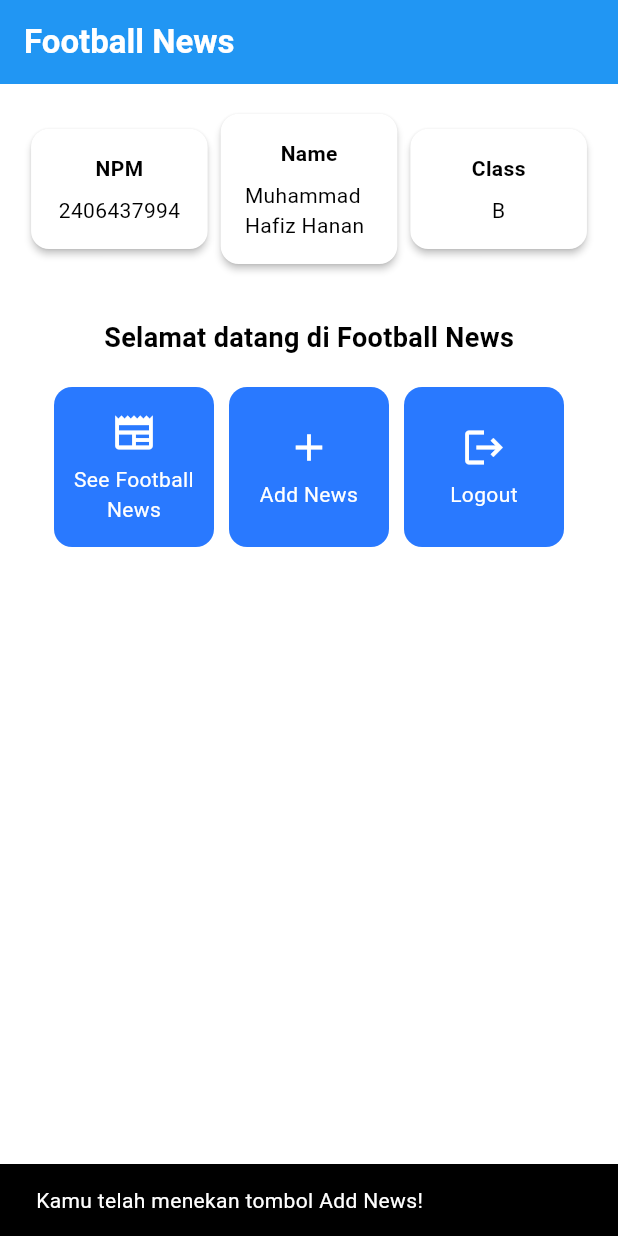
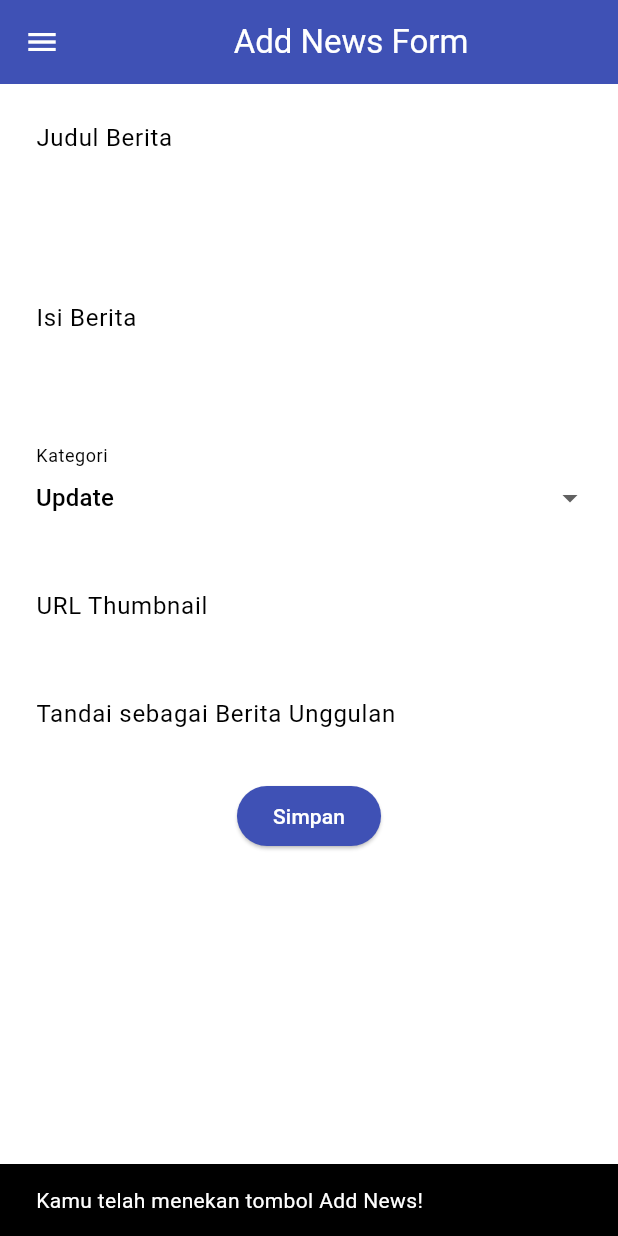
Before and after one commit to muhammadhafiz-dev/football-news-mobile, a Flutter app: the screen it shows after launch, after a tap on "Add News", on a phone screen of 412 x 824 dp. Run offline on Flutter 3.47's test engine with Material 3 defaults, Android fonts, the phone set to English and light mode, and no system bars.

Commit message:
tutorial 7 selesai

```diff
--- a/lib/main.dart
+++ b/lib/main.dart
@@ -1,5 +1,5 @@
 import 'package:flutter/material.dart';
-import 'package:football_news/menu.dart';
+import 'package:football_news/screens/menu.dart';
 
 void main() {
   runApp(const MyApp());
--- a/lib/menu.dart
+++ /dev/null
@@ -1,202 +0,0 @@
-import 'package:flutter/material.dart';
-
-class MyHomePage extends StatelessWidget {
-  MyHomePage({super.key});
-
-  // Variabel identitas
-  final String nama = "Muhammad Hafiz Hanan"; // nama
-  final String npm = "2406437994"; // npm
-  final String kelas = "B"; // kelas
-
-  // Daftar item untuk tombol-tombol utama
-  final List<ItemHomepage> items = [
-    ItemHomepage("See Football News", Icons.newspaper),
-    ItemHomepage("Add News", Icons.add),
-    ItemHomepage("Logout", Icons.logout),
-  ];
-
-  // This widget is the home page of your application. It is stateful, meaning
-  // that it has a State object (defined below) that contains fields that affect
-  // how it looks.
-
-  // This class is the configuration for the state. It holds the values (in this
-  // case the title) provided by the parent (in this case the App widget) and
-  // used by the build method of the State. Fields in a Widget subclass are
-  // always marked "final".
-
-  @override
-  Widget build(BuildContext context) {
-    // Scaffold menyediakan struktur dasar halaman dengan AppBar dan body.
-    return Scaffold(
-      // AppBar adalah bagian atas halaman yang menampilkan judul.
-      appBar: AppBar(
-        // Judul aplikasi "Football News" dengan teks putih dan tebal.
-        title: const Text(
-          'Football News',
-          style: TextStyle(
-            color: Colors.white,
-            fontWeight: FontWeight.bold,
-          ),
-        ),
-        // Warna latar belakang AppBar diambil dari skema warna tema aplikasi.
-        backgroundColor: Theme.of(context).colorScheme.primary,
-      ),
-
-      // Body halaman dengan padding di sekelilingnya.
-      body: Padding(
-        padding: const EdgeInsets.all(16.0),
-        // Menyusun widget secara vertikal dalam sebuah kolom.
-        child: Column(
-          crossAxisAlignment: CrossAxisAlignment.center,
-          children: [
-            // Row untuk menampilkan 3 InfoCard secara horizontal.
-            Row(
-              mainAxisAlignment: MainAxisAlignment.spaceEvenly,
-              children: [
-                InfoCard(title: 'NPM', content: npm),
-                InfoCard(title: 'Name', content: nama),
-                InfoCard(title: 'Class', content: kelas),
-              ],
-            ),
-
-            // Memberikan jarak vertikal 16 unit.
-            const SizedBox(height: 16.0),
-
-            // Menempatkan widget berikutnya di tengah halaman.
-            Center(
-              child: Column(
-                // Menyusun teks dan grid item secara vertikal.
-                children: [
-                  // Menampilkan teks sambutan dengan gaya tebal dan ukuran 18.
-                  const Padding(
-                    padding: EdgeInsets.only(top: 16.0),
-                    child: Text(
-                      'Selamat datang di Football News',
-                      style: TextStyle(
-                        fontWeight: FontWeight.bold,
-                        fontSize: 18.0,
-                      ),
-                    ),
-                  ),
-
-                  // Grid untuk menampilkan ItemCard dalam bentuk grid 3 kolom.
-                  GridView.count(
-                    primary: true,
-                    padding: const EdgeInsets.all(20),
-                    crossAxisSpacing: 10,
-                    mainAxisSpacing: 10,
-                    crossAxisCount: 3,
-                    // Agar grid menyesuaikan tinggi kontennya.
-                    shrinkWrap: true,
-
-                    // Menampilkan ItemCard untuk setiap item dalam list items.
-                    children: items.map((ItemHomepage item) {
-                      return ItemCard(item);
-                    }).toList(),
-                  ),
-                ],
-              ),
-            ),
-          ],
-        ),
-      ),
-    );
-  }
-}
-
-
-// Class InfoCard
-class InfoCard extends StatelessWidget {
-  // Kartu informasi yang menampilkan title dan content.
-
-  final String title; // Judul kartu.
-  final String content; // Isi kartu.
-
-  const InfoCard({super.key, required this.title, required this.content});
-
-  @override
-  Widget build(BuildContext context) {
-    return Card(
-      // Membuat kotak kartu dengan bayangan dibawahnya.
-      elevation: 2.0,
-      child: Container(
-        // Mengatur ukuran dan jarak di dalam kartu.
-        width: MediaQuery.of(context).size.width / 3.5, // menyesuaikan dengan lebar device yang digunakan.
-        padding: const EdgeInsets.all(16.0),
-        // Menyusun title dan content secara vertikal.
-        child: Column(
-          children: [
-            Text(
-              title,
-              style: const TextStyle(fontWeight: FontWeight.bold),
-            ),
-            const SizedBox(height: 8.0),
-            Text(content),
-          ],
-        ),
-      ),
-    );
-  }
-}
-
-// Class ItemHomepage
-class ItemHomepage {
-  final String name;
-  final IconData icon;
-
-  ItemHomepage(this.name, this.icon);
-}
-
-// Class ItemCard
-class ItemCard extends StatelessWidget {
-  // Menampilkan kartu dengan ikon dan nama.
-
-  final ItemHomepage item;
-
-  const ItemCard(this.item, {super.key});
-
-  @override
-  Widget build(BuildContext context) {
-    return Material(
-      // Menentukan warna latar belakang dari tema aplikasi.
-      color: Theme.of(context).colorScheme.secondary,
-      // Membuat sudut kartu melengkung.
-      borderRadius: BorderRadius.circular(12),
-
-      child: InkWell(
-        // Aksi ketika kartu ditekan.
-        onTap: () {
-          // Menampilkan pesan SnackBar saat kartu ditekan.
-          ScaffoldMessenger.of(context)
-            ..hideCurrentSnackBar()
-            ..showSnackBar(
-              SnackBar(content: Text("Kamu telah menekan tombol ${item.name}!")),
-            );
-        },
-        // Container untuk menyimpan Icon dan Text
-        child: Container(
-          padding: const EdgeInsets.all(8),
-          child: Center(
-            child: Column(
-              // Menyusun ikon dan teks di tengah kartu.
-              mainAxisAlignment: MainAxisAlignment.center,
-              children: [
-                Icon(
-                  item.icon,
-                  color: Colors.white,
-                  size: 30.0,
-                ),
-                const Padding(padding: EdgeInsets.all(3)),
-                Text(
-                  item.name,
-                  textAlign: TextAlign.center,
-                  style: const TextStyle(color: Colors.white),
-                ),
-              ],
-            ),
-          ),
-        ),
-      ),
-    );
-  }
-}
--- /dev/null
+++ b/lib/screens/menu.dart
@@ -0,0 +1,118 @@
+import 'package:flutter/material.dart';
+import 'package:football_news/widgets/left_drawer.dart';
+import 'package:football_news/widgets/news_card.dart'; // berisi ItemCard
+import 'package:football_news/screens/newslist_form.dart';
+
+// Class untuk Item di Homepage (berisi nama dan ikon)
+class ItemHomepage {
+  final String name;
+  final IconData icon;
+
+  ItemHomepage(this.name, this.icon);
+}
+
+class MyHomePage extends StatelessWidget {
+  MyHomePage({super.key});
+
+  // Data identitas mahasiswa
+  final String nama = "Lionel Messi"; // nama
+  final String npm = "2406275678"; // npm
+  final String kelas = "B"; // kelas
+
+  // List item tombol di halaman utama
+  final List<ItemHomepage> items = [
+    ItemHomepage("See Football News", Icons.newspaper),
+    ItemHomepage("Add News", Icons.add),
+    ItemHomepage("Logout", Icons.logout),
+  ];
+
+  @override
+  Widget build(BuildContext context) {
+    return Scaffold(
+      appBar: AppBar(
+        title: const Text(
+          'Football News',
+          style: TextStyle(
+            color: Colors.white,
+            fontWeight: FontWeight.bold,
+          ),
+        ),
+        backgroundColor: Theme.of(context).colorScheme.primary,
+      ),
+      // Drawer di sisi kiri
+      drawer: const LeftDrawer(),
+      body: Padding(
+        padding: const EdgeInsets.all(16.0),
+        child: Column(
+          crossAxisAlignment: CrossAxisAlignment.center,
+          children: [
+            // Deretan InfoCard (NPM, Nama, Kelas)
+            Row(
+              mainAxisAlignment: MainAxisAlignment.spaceEvenly,
+              children: [
+                InfoCard(title: 'NPM', content: npm),
+                InfoCard(title: 'Name', content: nama),
+                InfoCard(title: 'Class', content: kelas),
+              ],
+            ),
+            const SizedBox(height: 16.0),
+
+            // Selamat Datang
+            const Padding(
+              padding: EdgeInsets.only(top: 16.0),
+              child: Text(
+                'Selamat datang di Football News',
+                style: TextStyle(
+                  fontWeight: FontWeight.bold,
+                  fontSize: 18.0,
+                ),
+              ),
+            ),
+
+            // Grid item tombol
+            GridView.count(
+              primary: true,
+              padding: const EdgeInsets.all(20),
+              crossAxisSpacing: 10,
+              mainAxisSpacing: 10,
+              crossAxisCount: 3,
+              shrinkWrap: true,
+              children: items.map((ItemHomepage item) {
+                return ItemCard(item);
+              }).toList(),
+            ),
+          ],
+        ),
+      ),
+    );
+  }
+}
+
+// Class InfoCard (tetap di file ini)
+class InfoCard extends StatelessWidget {
+  final String title;
+  final String content;
+
+  const InfoCard({super.key, required this.title, required this.content});
+
+  @override
+  Widget build(BuildContext context) {
+    return Card(
+      elevation: 2.0,
+      child: Container(
+        width: MediaQuery.of(context).size.width / 3.5,
+        padding: const EdgeInsets.all(16.0),
+        child: Column(
+          children: [
+            Text(
+              title,
+              style: const TextStyle(fontWeight: FontWeight.bold),
+            ),
+            const SizedBox(height: 8.0),
+            Text(content),
+          ],
+        ),
+      ),
+    );
+  }
+}
--- /dev/null
+++ b/lib/screens/newslist_form.dart
@@ -0,0 +1,216 @@
+import 'package:flutter/material.dart';
+// TODO: Impor drawer yang sudah dibuat sebelumnya
+import 'package:football_news/widgets/left_drawer.dart';
+
+class NewsFormPage extends StatefulWidget {
+  const NewsFormPage({super.key});
+
+  @override
+  State<NewsFormPage> createState() => _NewsFormPageState();
+}
+
+class _NewsFormPageState extends State<NewsFormPage> {
+  // Key untuk form
+  final _formKey = GlobalKey<FormState>();
+
+  // Variabel untuk menyimpan input
+  String _title = "";
+  String _content = "";
+  String _category = "update"; // default
+  String _thumbnail = "";
+  bool _isFeatured = false; // default
+
+  final List<String> _categories = [
+    'transfer',
+    'update',
+    'exclusive',
+    'match',
+    'rumor',
+    'analysis',
+  ];
+
+  @override
+  Widget build(BuildContext context) {
+    return Scaffold(
+      appBar: AppBar(
+        title: const Center(
+          child: Text('Add News Form'),
+        ),
+        backgroundColor: Colors.indigo,
+        foregroundColor: Colors.white,
+      ),
+      // TODO: Tambahkan drawer yang sudah dibuat di sini
+      drawer: const LeftDrawer(),
+      body: Form(
+        key: _formKey,
+        child: SingleChildScrollView(
+          child: Column(
+            crossAxisAlignment: CrossAxisAlignment.start,
+            children: [
+              // === Title ===
+              Padding(
+                padding: const EdgeInsets.all(8.0),
+                child: TextFormField(
+                  decoration: InputDecoration(
+                    hintText: "Judul Berita",
+                    labelText: "Judul Berita",
+                    border: OutlineInputBorder(
+                      borderRadius: BorderRadius.circular(5.0),
+                    ),
+                  ),
+                  onChanged: (String? value) {
+                    setState(() {
+                      _title = value!;
+                    });
+                  },
+                  validator: (String? value) {
+                    if (value == null || value.isEmpty) {
+                      return "Judul tidak boleh kosong!";
+                    }
+                    return null;
+                  },
+                ),
+              ),
+
+              // === Content ===
+              Padding(
+                padding: const EdgeInsets.all(8.0),
+                child: TextFormField(
+                  maxLines: 5,
+                  decoration: InputDecoration(
+                    hintText: "Isi Berita",
+                    labelText: "Isi Berita",
+                    border: OutlineInputBorder(
+                      borderRadius: BorderRadius.circular(5.0),
+                    ),
+                  ),
+                  onChanged: (String? value) {
+                    setState(() {
+                      _content = value!;
+                    });
+                  },
+                  validator: (String? value) {
+                    if (value == null || value.isEmpty) {
+                      return "Isi berita tidak boleh kosong!";
+                    }
+                    return null;
+                  },
+                ),
+              ),
+
+              // === Category ===
+              Padding(
+                padding: const EdgeInsets.all(8.0),
+                child: DropdownButtonFormField<String>(
+                  decoration: InputDecoration(
+                    labelText: "Kategori",
+                    border: OutlineInputBorder(
+                      borderRadius: BorderRadius.circular(5.0),
+                    ),
+                  ),
+                  value: _category,
+                  items: _categories
+                      .map((cat) => DropdownMenuItem(
+                            value: cat,
+                            child: Text(
+                              cat[0].toUpperCase() + cat.substring(1),
+                            ),
+                          ))
+                      .toList(),
+                  onChanged: (String? newValue) {
+                    setState(() {
+                      _category = newValue!;
+                    });
+                  },
+                ),
+              ),
+
+              // === Thumbnail URL ===
+              Padding(
+                padding: const EdgeInsets.all(8.0),
+                child: TextFormField(
+                  decoration: InputDecoration(
+                    hintText: "URL Thumbnail (opsional)",
+                    labelText: "URL Thumbnail",
+                    border: OutlineInputBorder(
+                      borderRadius: BorderRadius.circular(5.0),
+                    ),
+                  ),
+                  onChanged: (String? value) {
+                    setState(() {
+                      _thumbnail = value!;
+                    });
+                  },
+                ),
+              ),
+
+              // === Is Featured ===
+              Padding(
+                padding: const EdgeInsets.all(8.0),
+                child: SwitchListTile(
+                  title: const Text("Tandai sebagai Berita Unggulan"),
+                  value: _isFeatured,
+                  onChanged: (bool value) {
+                    setState(() {
+                      _isFeatured = value;
+                    });
+                  },
+                ),
+              ),
+
+              // === Tombol Simpan ===
+              Align(
+                alignment: Alignment.bottomCenter,
+                child: Padding(
+                  padding: const EdgeInsets.all(8.0),
+                  child: ElevatedButton(
+                    style: ButtonStyle(
+                      backgroundColor: MaterialStateProperty.all(Colors.indigo),
+                    ),
+                    onPressed: () {
+                      if (_formKey.currentState!.validate()) {
+                        showDialog(
+                          context: context,
+                          builder: (context) {
+                            return AlertDialog(
+                              title: const Text('Berita berhasil disimpan!'),
+                              content: SingleChildScrollView(
+                                child: Column(
+                                  crossAxisAlignment: CrossAxisAlignment.start,
+                                  children: [
+                                    Text('Judul: $_title'),
+                                    Text('Isi: $_content'),
+                                    Text('Kategori: $_category'),
+                                    Text('Thumbnail: $_thumbnail'),
+                                    Text('Unggulan: ${_isFeatured ? "Ya" : "Tidak"}'),
+                                  ],
+                                ),
+                              ),
+                              actions: [
+                                TextButton(
+                                  child: const Text('OK'),
+                                  onPressed: () {
+                                    Navigator.pop(context); // menutup dialog
+                                    _formKey.currentState!.reset(); // mereset form
+                                  },
+                                ),
+                              ],
+                            );
+                          },
+                        );
+                      }
+                    },
+                    child: const Text(
+                      "Simpan",
+                      style: TextStyle(color: Colors.white),
+                    ),
+                  ),
+                ),
+              ),
+            ],
+          ),
+        ),
+      ),
+    );
+  }
+}
--- /dev/null
+++ b/lib/widgets/left_drawer.dart
@@ -0,0 +1,76 @@
+import 'package:flutter/material.dart';
+import 'package:football_news/screens/menu.dart';
+// TODO: Impor halaman NewsFormPage jika sudah dibuat
+import 'package:football_news/screens/newslist_form.dart';
+
+class LeftDrawer extends StatelessWidget {
+  const LeftDrawer({super.key});
+
+  @override
+  Widget build(BuildContext context) {
+    return Drawer(
+      child: ListView(
+        children: [
+          // TODO: Bagian drawer header
+          const DrawerHeader(
+            decoration: BoxDecoration(
+              color: Colors.blue,
+            ),
+            child: Column(
+              children: [
+                Text(
+                  'Football News',
+                  textAlign: TextAlign.center,
+                  style: TextStyle(
+                    fontSize: 30,
+                    fontWeight: FontWeight.bold,
+                    color: Colors.white,
+                  ),
+                ),
+                Padding(padding: EdgeInsets.all(10)),
+                Text(
+                  "Seluruh berita sepak bola terkini di sini!",
+                  textAlign: TextAlign.center,
+                  style: TextStyle(
+                    fontSize: 15,
+                    color: Colors.white,
+                    fontWeight: FontWeight.normal,
+                  ),
+                ),
+              ],
+            ),
+          ),
+
+          // TODO: Bagian routing (navigasi ke halaman lain)
+          ListTile(
+            leading: const Icon(Icons.home_outlined),
+            title: const Text('Home'),
+            // Bagian redirection ke MyHomePage
+            onTap: () {
+              Navigator.pushReplacement(
+                context,
+                MaterialPageRoute(
+                  builder: (context) => MyHomePage(),
+                ),
+              );
+            },
+          ),
+
+          ListTile(
+            leading: const Icon(Icons.post_add),
+            title: const Text('Add News'),
+            // Bagian redirection ke NewsFormPage
+            onTap: () {
+              Navigator.pushReplacement(
+                context,
+                MaterialPageRoute(
+                  builder: (context) => const NewsFormPage(),
+                ),
+              );
+            },
+          ),
+        ],
+      ),
+    );
+  }
+}
--- /dev/null
+++ b/lib/widgets/news_card.dart
@@ -0,0 +1,69 @@
+import 'package:flutter/material.dart';
+import 'package:football_news/screens/menu.dart';
+import 'package:football_news/screens/newslist_form.dart';
+
+class ItemCard extends StatelessWidget {
+  // Menampilkan kartu dengan ikon dan nama.
+  final ItemHomepage item;
+
+  const ItemCard(this.item, {super.key});
+
+  @override
+  Widget build(BuildContext context) {
+    return Material(
+      color: Theme.of(context).colorScheme.secondary,
+      borderRadius: BorderRadius.circular(12),
+      child: InkWell(
+        onTap: () {
+          // Menampilkan SnackBar ketika tombol ditekan
+          ScaffoldMessenger.of(context)
+            ..hideCurrentSnackBar()
+            ..showSnackBar(
+              SnackBar(
+                content: Text("Kamu telah menekan tombol ${item.name}!"),
+              ),
+            );
+
+          // Navigasi sesuai tombol
+          if (item.name == "Add News") {
+            Navigator.push(
+              context,
+              MaterialPageRoute(
+                builder: (context) => const NewsFormPage(),
+              ),
+            );
+          } else if (item.name == "Logout") {
+            Navigator.pushReplacement(
+              context,
+              MaterialPageRoute(
+                builder: (context) => MyHomePage(),
+              ),
+            );
+          }
+          // NOTE: "See Football News" tidak perlu navigasi
+        },
+        child: Container(
+          padding: const EdgeInsets.all(8),
+          child: Center(
+            child: Column(
+              mainAxisAlignment: MainAxisAlignment.center,
+              children: [
+                Icon(
+                  item.icon,
+                  color: Colors.white,
+                  size: 30.0,
+                ),
+                const Padding(padding: EdgeInsets.all(3)),
+                Text(
+                  item.name,
+                  textAlign: TextAlign.center,
+                  style: const TextStyle(color: Colors.white),
+                ),
+              ],
+            ),
+          ),
+        ),
+      ),
+    );
+  }
+}
```
